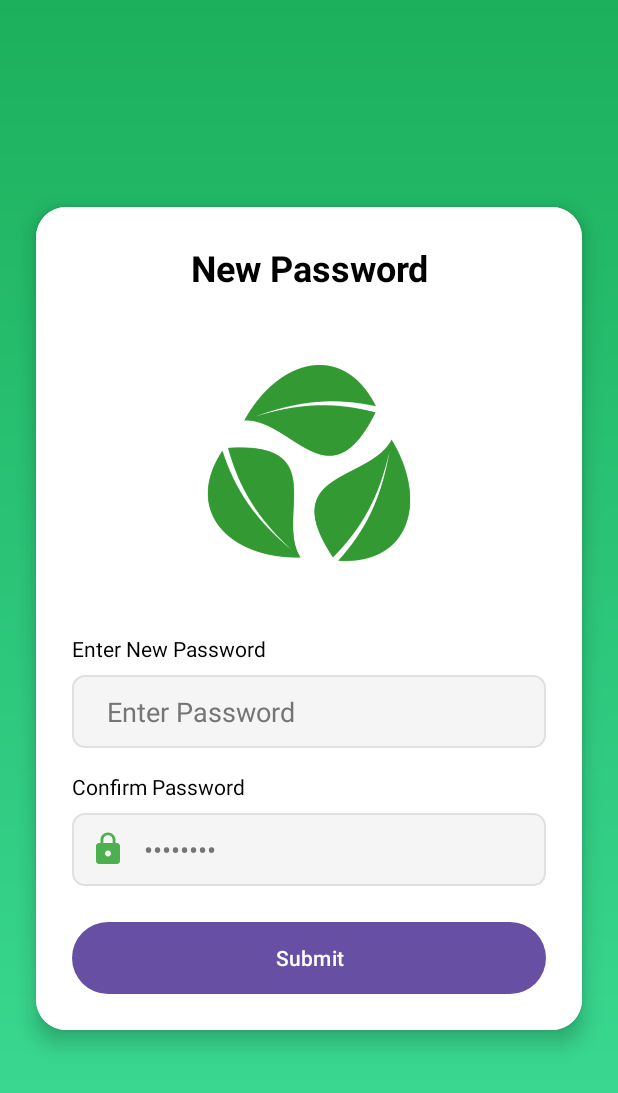
After one commit to MadhukaH/EcoWasteReporter, an Android app: the NewPasswordPage screen opened directly, with no data from a screen before it, on a phone screen of 412 x 824 dp. The commit adds this screen. Shown: the top 1093 px of the screen. Run offline under Robolectric (Android 15) with nearby library versions, the phone set to English and light mode, and no system bars.

Commit message:
Create New Password change Page and Validation

```diff
--- a/app/src/main/AndroidManifest.xml
+++ b/app/src/main/AndroidManifest.xml
@@ -30,6 +30,7 @@
         <activity android:name=".CleanerLoginPage" />
         <activity android:name=".ForgotPasswordPage" />
         <activity android:name=".VerificationCodePage" />
+        <activity android:name=".NewPasswordPage" />
     </application>
 
 </manifest>
--- /dev/null
+++ b/app/src/main/java/com/s23010169/ecowastereporter/NewPasswordPage.java
@@ -0,0 +1,58 @@
+package com.s23010169.ecowastereporter;
+
+import android.os.Bundle;
+import android.text.TextUtils;
+import android.widget.Button;
+import android.widget.EditText;
+import android.widget.Toast;
+
+import androidx.appcompat.app.AppCompatActivity;
+
+public class NewPasswordPage extends AppCompatActivity {
+    private EditText etNewPassword, etConfirmPassword;
+    private Button btnSubmit;
+
+    @Override
+    protected void onCreate(Bundle savedInstanceState) {
+        super.onCreate(savedInstanceState);
+        setContentView(R.layout.activity_new_password);
+
+        // Initialize views
+        etNewPassword = findViewById(R.id.etNewPassword);
+        etConfirmPassword = findViewById(R.id.etConfirmPassword);
+        btnSubmit = findViewById(R.id.btnSubmit);
+
+        btnSubmit.setOnClickListener(v -> validateAndUpdatePassword());
+    }
+
+    private void validateAndUpdatePassword() {
+        String newPassword = etNewPassword.getText().toString().trim();
+        String confirmPassword = etConfirmPassword.getText().toString().trim();
+
+        // Validation checks
+        if (TextUtils.isEmpty(newPassword)) {
+            etNewPassword.setError("Please enter new password");
+            return;
+        }
+
+        if (TextUtils.isEmpty(confirmPassword)) {
+            etConfirmPassword.setError("Please confirm your password");
+            return;
+        }
+
+        if (newPassword.length() < 6) {
+            etNewPassword.setError("Password must be at least 6 characters long");
+            return;
+        }
+
+        if (!newPassword.equals(confirmPassword)) {
+            etConfirmPassword.setError("Passwords do not match");
+            return;
+        }
+
+        // TODO: Update password in your backend/database
+        // For now, just show success message
+        Toast.makeText(this, "Password updated successfully", Toast.LENGTH_SHORT).show();
+        finish(); // Close the activity and go back
+    }
+}
--- a/app/src/main/res/drawable/ic_lock.xml
+++ b/app/src/main/res/drawable/ic_lock.xml
@@ -2,9 +2,10 @@
 <vector xmlns:android="http://schemas.android.com/apk/res/android"
     android:width="24dp"
     android:height="24dp"
+    android:tint="@color/green_500"
     android:viewportWidth="24"
     android:viewportHeight="24">
     <path
-        android:fillColor="#000000"
+        android:fillColor="@android:color/white"
         android:pathData="M18,8h-1L17,6c0,-2.76 -2.24,-5 -5,-5S7,3.24 7,6v2L6,8c-1.1,0 -2,0.9 -2,2v10c0,1.1 0.9,2 2,2h12c1.1,0 2,-0.9 2,-2L20,10c0,-1.1 -0.9,-2 -2,-2zM12,17c-1.1,0 -2,-0.9 -2,-2s0.9,-2 2,-2 2,0.9 2,2 -0.9,2 -2,2zM15.1,8L8.9,8L8.9,6c0,-1.71 1.39,-3.1 3.1,-3.1 1.71,0 3.1,1.39 3.1,3.1v2z" />
 </vector>
--- /dev/null
+++ b/app/src/main/res/layout/activity_new_password.xml
@@ -0,0 +1,95 @@
+<?xml version="1.0" encoding="utf-8"?>
+<androidx.constraintlayout.widget.ConstraintLayout xmlns:android="http://schemas.android.com/apk/res/android"
+    xmlns:app="http://schemas.android.com/apk/res-auto"
+    android:layout_width="match_parent"
+    android:layout_height="match_parent"
+    android:background="@drawable/welcome_gradient">
+
+    <androidx.cardview.widget.CardView
+        android:layout_width="match_parent"
+        android:layout_height="wrap_content"
+        android:layout_marginHorizontal="24dp"
+        app:cardCornerRadius="20dp"
+        app:cardElevation="8dp"
+        app:layout_constraintBottom_toBottomOf="parent"
+        app:layout_constraintTop_toTopOf="parent">
+
+        <LinearLayout
+            android:layout_width="match_parent"
+            android:layout_height="wrap_content"
+            android:background="@android:color/white"
+            android:orientation="vertical"
+            android:padding="24dp">
+
+            <TextView
+                android:layout_width="match_parent"
+                android:layout_height="wrap_content"
+                android:text="New Password"
+                android:textAlignment="center"
+                android:textColor="@android:color/black"
+                android:textSize="24sp"
+                android:textStyle="bold" />
+
+            <ImageView
+                android:layout_width="180dp"
+                android:layout_height="180dp"
+                android:layout_gravity="center"
+                android:layout_marginTop="24dp"
+                android:src="@drawable/logo" />
+
+            <TextView
+                android:layout_width="match_parent"
+                android:layout_height="wrap_content"
+                android:layout_marginTop="24dp"
+                android:text="Enter New Password"
+                android:textColor="@android:color/black" />
+
+            <EditText
+                android:id="@+id/etNewPassword"
+                android:layout_width="match_parent"
+                android:layout_height="wrap_content"
+                android:layout_marginTop="8dp"
+                android:background="@drawable/edit_text_background"
+                android:drawableStart="@drawable/welcome_gradient"
+                android:drawablePadding="12dp"
+                android:drawableTint="@color/green_500"
+                android:hint="Enter Password"
+                android:inputType="textPassword"
+                android:padding="12dp"
+                android:textColorHint="#757575" />
+
+            <TextView
+                android:layout_width="match_parent"
+                android:layout_height="wrap_content"
+                android:layout_marginTop="16dp"
+                android:text="Confirm Password"
+                android:textColor="@android:color/black" />
+
+            <EditText
+                android:id="@+id/etConfirmPassword"
+                android:layout_width="match_parent"
+                android:layout_height="wrap_content"
+                android:layout_marginTop="8dp"
+                android:background="@drawable/edit_text_background"
+                android:drawableStart="@drawable/ic_lock"
+                android:drawablePadding="12dp"
+                android:drawableTint="@color/green_500"
+                android:hint="••••••••"
+                android:inputType="textPassword"
+                android:padding="12dp"
+                android:textColorHint="#757575" />
+
+            <Button
+                android:id="@+id/btnSubmit"
+                android:layout_width="match_parent"
+                android:layout_height="wrap_content"
+                android:layout_marginTop="24dp"
+                android:background="@drawable/green_rounded_button"
+                android:text="Submit"
+                android:textColor="@android:color/white" />
+
+        </LinearLayout>
+
+    </androidx.cardview.widget.CardView>
+
+</androidx.constraintlayout.widget.ConstraintLayout>
```
Also changed, not shown: app/src/main/java/com/s23010169/ecowastereporter/VerificationCodePage.java (+68 -37 lines), app/src/main/res/layout/activity_verification_code.xml (+46 -81 lines).
